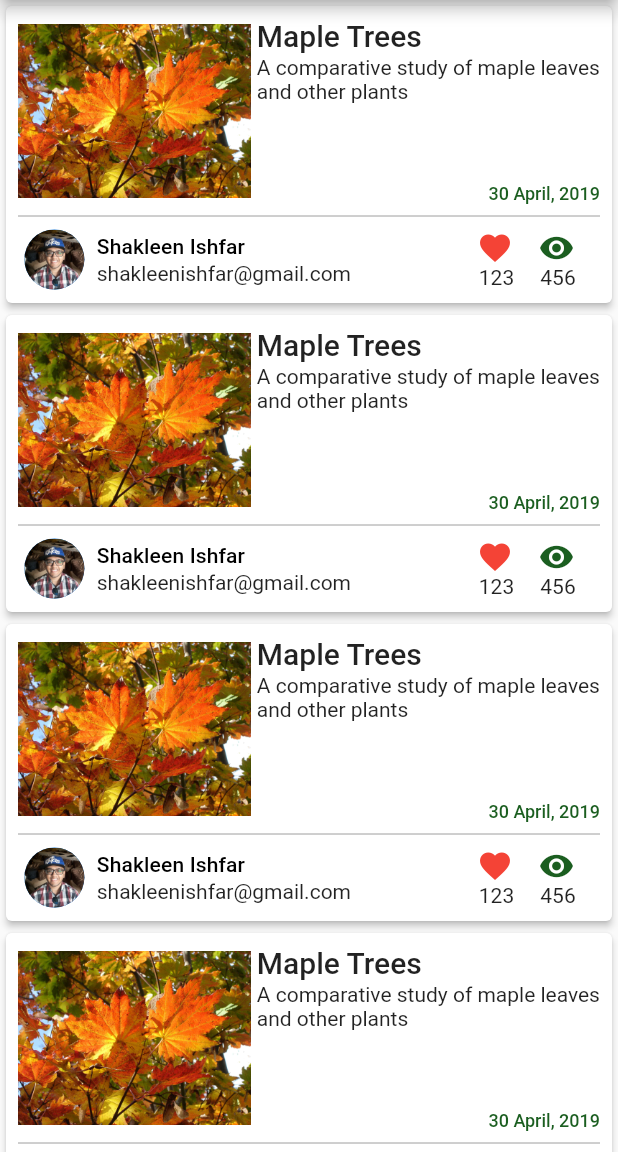
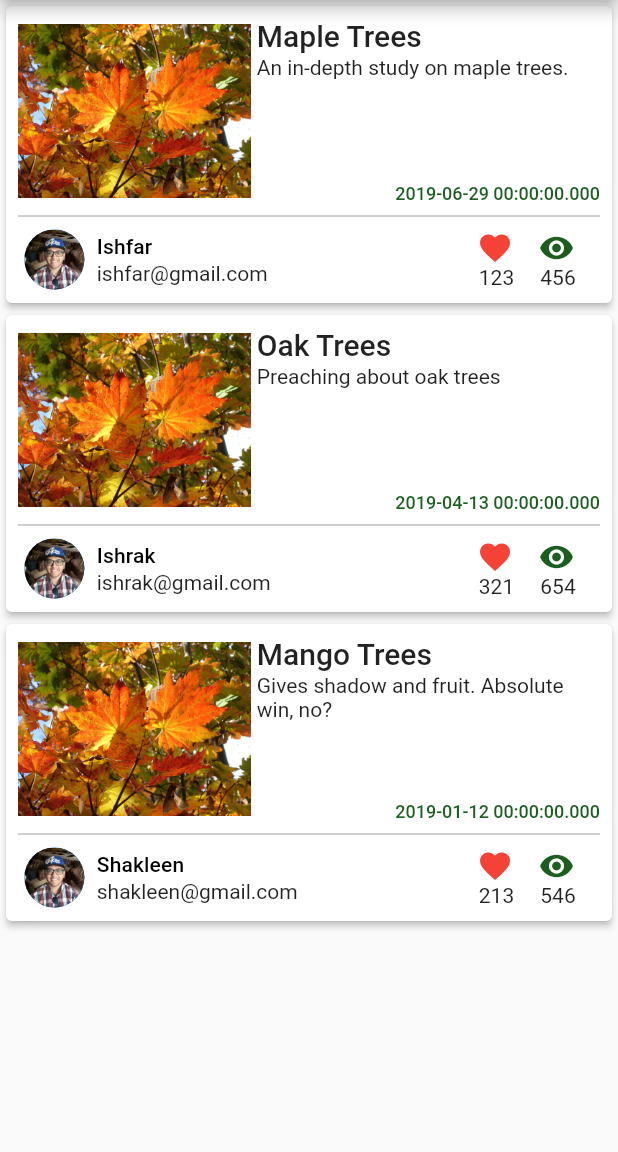
Before and after one commit to Shakleen/Leaf, a Flutter app: the screen it shows after launch, on a phone screen of 412 x 824 dp, the part 84-1236 px from its top. Run offline on Flutter 3.47's test engine with Material 2 defaults, Android fonts, the phone set to English and light mode, and no system bars; statements that could not run were skipped.

Commit message:
Updated Post Card and home page

```diff
--- a/lib/helper/demo_values.dart
+++ b/lib/helper/demo_values.dart
@@ -1,11 +1,70 @@
+import 'package:leaf/model/post_model.dart';
+import 'package:leaf/model/user_model.dart';
+
 class DemoValues {
-  static final String userImage = "assets/images/user.jpg";
-  static final String postImage = "assets/images/leaf.jpg";
-  static final String userName = "Shakleen Ishfar";
-  static final String userEmail = "shakleenishfar@gmail.com";
-  static final String postTime = "30 April, 2019";
-  static final String postTitle = "Maple Trees";
-  static final String postSummary = "A comparative study of maple leaves and other plants";
-  static final int postReacts = 123;
-  static final int postViews = 456;
+  static final List<UserModel> users = [
+    UserModel(
+      id: "1",
+      name: "Ishfar",
+      email: "ishfar@gmail.com",
+      image: "assets/images/user.jpg",
+      followers: 123,
+      joined: DateTime(2019, 4, 30),
+      posts: 12,
+    ),
+    UserModel(
+      id: "2",
+      name: "Ishrak",
+      email: "ishrak@gmail.com",
+      image: "assets/images/user.jpg",
+      followers: 456,
+      joined: DateTime(2018, 5, 30),
+      posts: 13,
+    ),
+    UserModel(
+      id: "3",
+      name: "Shakleen",
+      email: "shakleen@gmail.com",
+      image: "assets/images/user.jpg",
+      followers: 789,
+      joined: DateTime(2017, 6, 30),
+      posts: 14,
+    ),
+  ];
+
+  static final List<PostModel> posts = [
+    PostModel(
+      id: "1",
+      author: users[0],
+      title: "Maple Trees",
+      summary: "An in-depth study on maple trees.",
+      body: "The study is a lie. I just really really like maple trees.",
+      imageURL: "assets/images/leaf.jpg",
+      postTime: DateTime(2019, 6, 29),
+      reacts: 123,
+      views: 456,
+    ),
+    PostModel(
+      id: "2",
+      author: users[1],
+      title: "Oak Trees",
+      summary: "Preaching about oak trees",
+      body: "Oak trees are the best. All other trees are sub-par.",
+      imageURL: "assets/images/leaf.jpg",
+      postTime: DateTime(2019, 4, 13),
+      reacts: 321,
+      views: 654,
+    ),
+    PostModel(
+      id: "3",
+      author: users[2],
+      title: "Mango Trees",
+      summary: "Gives shadow and fruit. Absolute win, no?",
+      body: "I just love mangos. What's better than mangos? The tree that gives mangos.",
+      imageURL: "assets/images/leaf.jpg",
+      postTime: DateTime(2019, 1, 12),
+      reacts: 213,
+      views: 546,
+    ),
+  ];
 }
--- a/lib/view/pages/home_page.dart
+++ b/lib/view/pages/home_page.dart
@@ -1,4 +1,5 @@
 import 'package:flutter/material.dart';
+import 'package:leaf/helper/demo_values.dart';
 import 'package:leaf/view/widgets/post_card.dart';
 
 class HomePage extends StatelessWidget {
@@ -11,9 +12,9 @@ class HomePage extends StatelessWidget {
         title: Text("Leaf"),
       ),
       body: ListView.builder(
-        itemCount: 5,
+        itemCount: DemoValues.posts.length,
         itemBuilder: (BuildContext context, int index) {
-          return PostCard();
+          return PostCard(postData: DemoValues.posts[index]);
         },
       ),
     );
--- /dev/null
+++ b/lib/view/widgets/inherited_widgets/inherited_post_model.dart
@@ -0,0 +1,23 @@
+import 'package:flutter/material.dart';
+import 'package:leaf/model/post_model.dart';
+
+class InheritedPostModel extends InheritedWidget {
+  final PostModel postData;
+  final Widget child;
+
+  InheritedPostModel({
+    Key key,
+    @required this.postData,
+    this.child,
+  }) : super(key: key, child: child);
+
+  static InheritedPostModel of(BuildContext context) {
+    return (context.inheritFromWidgetOfExactType(InheritedPostModel)
+        as InheritedPostModel);
+  }
+
+  @override
+  bool updateShouldNotify(InheritedPostModel oldWidget) {
+    return true;
+  }
+}
--- a/lib/view/widgets/post_card.dart
+++ b/lib/view/widgets/post_card.dart
@@ -1,13 +1,16 @@
 import 'package:flutter/material.dart';
-import 'package:leaf/helper/demo_values.dart';
+import 'package:leaf/model/post_model.dart';
 import 'package:leaf/view/pages/post_page.dart';
 import 'package:leaf/view/presentation/themes.dart';
+import 'package:leaf/view/widgets/inherited_widgets/inherited_post_model.dart';
 
 bool _isLandscape(BuildContext context) =>
     MediaQuery.of(context).orientation == Orientation.landscape;
 
 class PostCard extends StatelessWidget {
-  const PostCard({Key key}) : super(key: key);
+  final PostModel postData;
+
+  const PostCard({Key key, @required this.postData}) : super(key: key);
 
   @override
   Widget build(BuildContext context) {
@@ -15,11 +18,10 @@ class PostCard extends StatelessWidget {
 
     return GestureDetector(
       onTap: () {
-        Navigator.push(context, MaterialPageRoute(
-          builder: (BuildContext context) {
+        Navigator.push(context,
+            MaterialPageRoute(builder: (BuildContext context) {
           return PostPage();
-          }
-        ));
+        }));
       },
       child: AspectRatio(
         aspectRatio: aspectRatio,
@@ -28,12 +30,15 @@ class PostCard extends StatelessWidget {
           child: Container(
             margin: const EdgeInsets.all(4.0),
             padding: const EdgeInsets.all(4.0),
+            child: InheritedPostModel(
+              postData: postData,
               child: Column(
                 children: <Widget>[
                   _Post(),
                   Divider(color: Colors.grey),
                   _PostDetails(),
                 ],
+              ),
             ),
           ),
         ),
@@ -59,10 +64,11 @@ class _PostTitleSummaryAndTime extends StatelessWidget {
 
   @override
   Widget build(BuildContext context) {
+    final PostModel postData = InheritedPostModel.of(context).postData;
     final TextStyle titleTheme = Theme.of(context).textTheme.title;
     final TextStyle summaryTheme = Theme.of(context).textTheme.body1;
-    final String title = DemoValues.postTitle;
-    final String summary = DemoValues.postSummary;
+    final String title = postData.title;
+    final String summary = postData.summary;
     final int flex = _isLandscape(context) ? 5 : 3;
 
     return Expanded(
@@ -95,7 +101,8 @@ class _PostImage extends StatelessWidget {
 
   @override
   Widget build(BuildContext context) {
-    return Expanded(flex: 2, child: Image.asset(DemoValues.postImage));
+    final PostModel postData = InheritedPostModel.of(context).postData;
+    return Expanded(flex: 2, child: Image.asset(postData.imageURL));
   }
 }
 
@@ -115,6 +122,7 @@ class _UserNameAndEmail extends StatelessWidget {
 
   @override
   Widget build(BuildContext context) {
+    final PostModel postData = InheritedPostModel.of(context).postData;
     final TextStyle nameTheme = Theme.of(context).textTheme.subtitle;
     final TextStyle emailTheme = Theme.of(context).textTheme.body1;
     final int flex = _isLandscape(context) ? 10 : 5;
@@ -127,9 +135,9 @@ class _UserNameAndEmail extends StatelessWidget {
           mainAxisAlignment: MainAxisAlignment.start,
           crossAxisAlignment: CrossAxisAlignment.start,
           children: <Widget>[
-            Text(DemoValues.userName, style: nameTheme),
+            Text(postData.author.name, style: nameTheme),
             SizedBox(height: 2.0),
-            Text(DemoValues.userEmail, style: emailTheme),
+            Text(postData.author.email, style: emailTheme),
           ],
         ),
       ),
@@ -142,9 +150,10 @@ class _UserImage extends StatelessWidget {
 
   @override
   Widget build(BuildContext context) {
+    final PostModel postData = InheritedPostModel.of(context).postData;
     return Expanded(
       flex: 1,
-      child: CircleAvatar(backgroundImage: AssetImage(DemoValues.userImage)),
+      child: CircleAvatar(backgroundImage: AssetImage(postData.author.image)),
     );
   }
 }
@@ -154,11 +163,13 @@ class _PostTimeStamp extends StatelessWidget {
 
   @override
   Widget build(BuildContext context) {
+    final PostModel postData = InheritedPostModel.of(context).postData;
     final TextStyle timeTheme = TextThemes.dateStyle;
+
     return Container(
       width: double.infinity,
       child: Text(
-        DemoValues.postTime,
+        postData.postTime.toString(),
         style: timeTheme,
         textAlign: TextAlign.end,
       ),
@@ -171,6 +182,8 @@ class _PostStats extends StatelessWidget {
 
   @override
   Widget build(BuildContext context) {
+    final PostModel postData = InheritedPostModel.of(context).postData;
+
     return Expanded(
       flex: 2,
       child: Row(
@@ -178,12 +191,12 @@ class _PostStats extends StatelessWidget {
         children: <Widget>[
           _ShowStat(
             icon: Icons.favorite,
-            number: DemoValues.postReacts,
+            number: postData.reacts,
             color: Colors.red,
           ),
           _ShowStat(
             icon: Icons.remove_red_eye,
-            number: DemoValues.postViews,
+            number: postData.views,
             color: Colors.green[900],
           ),
         ],
```
Also changed, not shown: 1 other file. Lines whose indentation alone changed are shown as unchanged.
